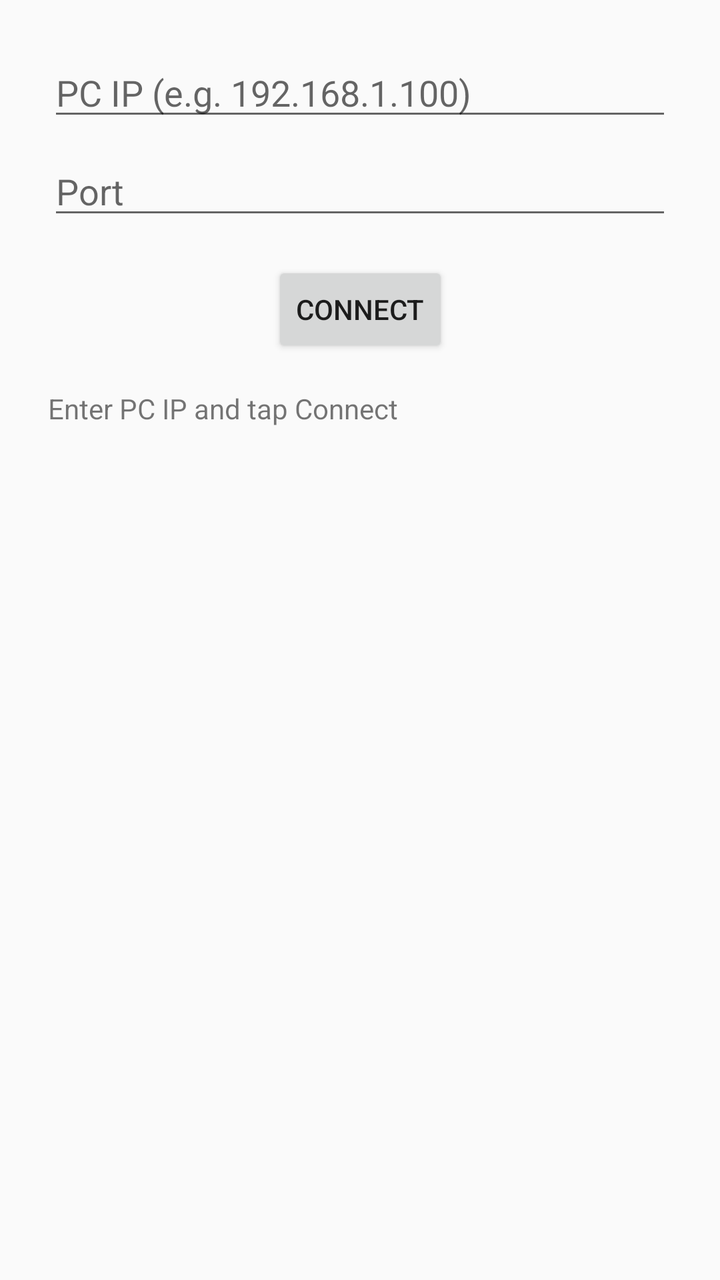
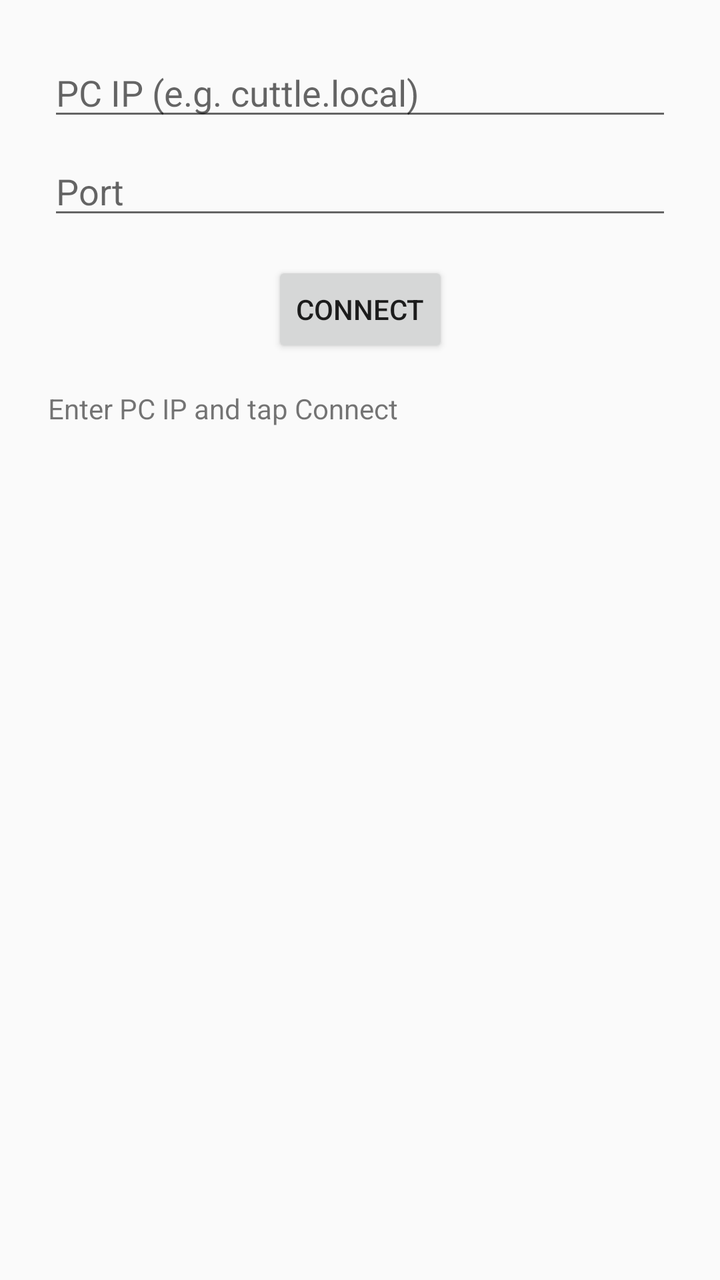

Compare the two renders of this Android layout. The source of the first and the diff that turns it into the second are given below.
<!-- AndroidManifest.xml: activity theme Theme.CuttleLocalVoice -->
<!-- res/layout/activity_main.xml -->
<?xml version="1.0" encoding="utf-8"?>
<androidx.constraintlayout.widget.ConstraintLayout
    xmlns:android="http://schemas.android.com/apk/res/android"
    xmlns:app="http://schemas.android.com/apk/res-auto"
    android:layout_width="match_parent"
    android:layout_height="match_parent"
    android:padding="24dp">

    <EditText
        android:id="@+id/host_edit"
        android:layout_width="0dp"
        android:layout_height="wrap_content"
        android:hint="PC IP (e.g. 192.168.1.100)"
        android:inputType="text"
        app:layout_constraintEnd_toEndOf="parent"
        app:layout_constraintStart_toStartOf="parent"
        app:layout_constraintTop_toTopOf="parent" />

    <EditText
        android:id="@+id/port_edit"
        android:layout_width="0dp"
        android:layout_height="wrap_content"
        android:layout_marginTop="8dp"
        android:hint="Port"
        android:inputType="number"
        app:layout_constraintEnd_toEndOf="parent"
        app:layout_constraintStart_toStartOf="parent"
        app:layout_constraintTop_toBottomOf="@id/host_edit" />

    <Button
        android:id="@+id/connect_button"
        android:layout_width="wrap_content"
        android:layout_height="wrap_content"
        android:layout_marginTop="16dp"
        android:text="Connect"
        app:layout_constraintEnd_toEndOf="parent"
        app:layout_constraintStart_toStartOf="parent"
        app:layout_constraintTop_toBottomOf="@id/port_edit" />

    <TextView
        android:id="@+id/status_text"
        android:layout_width="0dp"
        android:layout_height="wrap_content"
        android:layout_marginTop="16dp"
        android:text="Enter PC IP and tap Connect"
        app:layout_constraintEnd_toEndOf="parent"
        app:layout_constraintStart_toStartOf="parent"
        app:layout_constraintTop_toBottomOf="@id/connect_button" />
</androidx.constraintlayout.widget.ConstraintLayout>
<!-- resources referenced by this layout -->
<resources>
  <style name="Theme.CuttleLocalVoice" parent="android:Theme.Material.Light.NoActionBar">
          <item name="android:statusBarColor">?attr/colorPrimaryVariant</item>
          <item name="android:colorPrimary">#6200EE</item>
          <item name="android:colorPrimaryVariant">#3700B3</item>
      </style>
</resources>

<!-- the commit's change to res/layout/activity_main.xml (unified diff, before → after) -->
@@ -10,7 +10,7 @@
         android:id="@+id/host_edit"
         android:layout_width="0dp"
         android:layout_height="wrap_content"
-        android:hint="PC IP (e.g. 192.168.1.100)"
+        android:hint="PC IP (e.g. cuttle.local)"
         android:inputType="text"
         app:layout_constraintEnd_toEndOf="parent"
         app:layout_constraintStart_toStartOf="parent"
